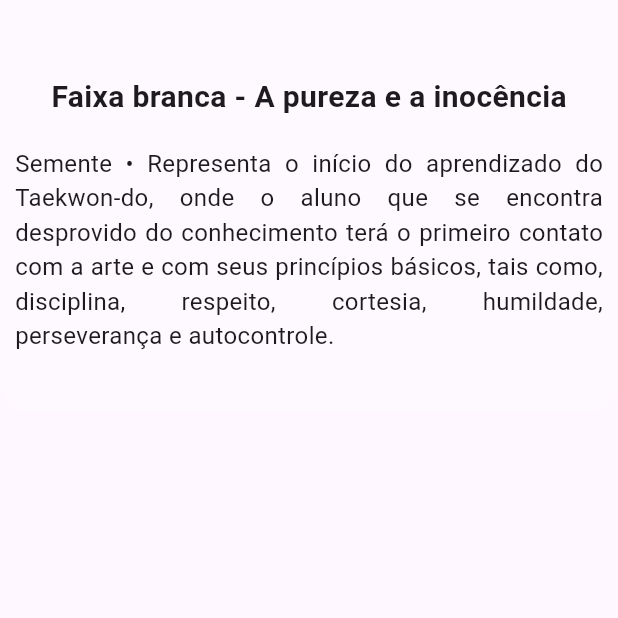
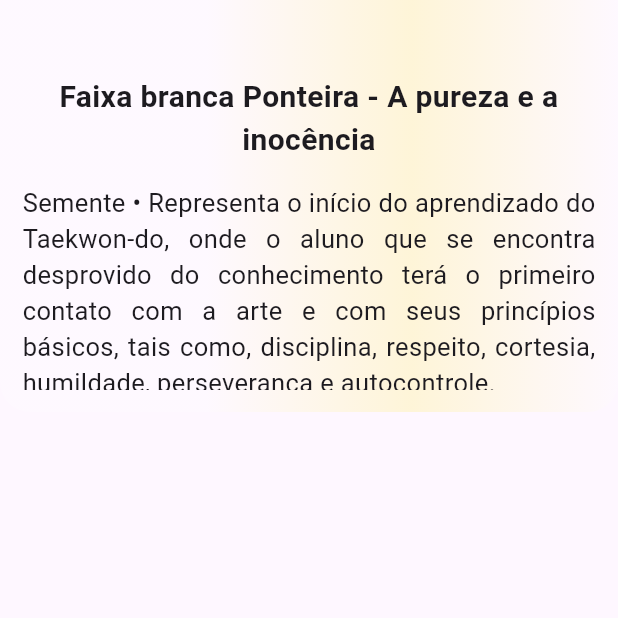
Before and after one commit to douglasadones/young_taekwondo_project_app, a Flutter app: the BeltButtonPage screen opened by its route, after a tap on an icon or button, on a phone screen of 412 x 824 dp, the top half of it. Run offline on Flutter 3.47's test engine with Material 3 defaults, Android fonts, the phone set to English and light mode, and no system bars.

Commit message:
adicionando lógica cor ponteira

```diff
--- /dev/null
+++ b/devtools_options.yaml
@@ -0,0 +1 @@
+extensions:
--- a/lib/src/pages/single_belt_buttons_page.dart
+++ b/lib/src/pages/single_belt_buttons_page.dart
@@ -4,8 +4,9 @@ import 'package:taekwondo_jovem/src/models/belt_model.dart';
 class SingleBeltButtonsPage extends StatelessWidget {
   static String id = 'SingleBeltButtonsPage';
   final Belt? belt;
+  final bool? isStrip;
 
-  const SingleBeltButtonsPage({super.key, this.belt});
+  const SingleBeltButtonsPage({super.key, this.belt, this.isStrip});
 
   @override
   Widget build(BuildContext context) {
@@ -20,28 +21,49 @@ class SingleBeltButtonsPage extends StatelessWidget {
                   bottomLeft: Radius.circular(20),
                   bottomRight: Radius.circular(20),
                 ),
-                color: belt!.beltColor!.withOpacity(0.3),
+                gradient: LinearGradient(
+                  begin: Alignment.centerLeft,
+                  end: Alignment.centerRight,
+                  colors: [
+                    belt!.beltColor!.withOpacity(0.2),
+                    belt!.beltColor!.withOpacity(0.2),
+                    (isStrip!)
+                        ? belt!.stripColor!.withOpacity(0.2)
+                        : belt!.beltColor!.withOpacity(0.2),
+                    belt!.beltColor!.withOpacity(0.2),
+                  ],
+                ),
+                // color: belt!.beltColor!.withOpacity(0.3),
               ),
               child: Padding(
                 padding: const EdgeInsets.only(top: 50.0),
                 child: Column(
                   mainAxisAlignment: MainAxisAlignment.center,
                   children: [
-                    Expanded(
+                    Center(
                       child: Text(
-                        "Faixa ${belt!.beltContent.color} - ${belt!.beltContent.meaning!.keys.first}",
+                        "Faixa ${belt!.beltContent.color} ${(isStrip!) ? 'Ponteira' : ''} - ${belt!.beltContent.meaning!.keys.first}",
+                        textAlign: TextAlign.center,
                         style: const TextStyle(
                             fontSize: 20.0, fontWeight: FontWeight.bold),
                       ),
                     ),
                     Expanded(
-                      flex: 5,
-                      child: Padding(
-                        padding: const EdgeInsets.all(10.0),
-                        child: Text(
-                          belt!.beltContent.meaning!.values.firstOrNull,
-                          textAlign: TextAlign.justify,
-                          style: const TextStyle(fontSize: 16.0),
+                      child: Center(
+                        child: Padding(
+                          padding: const EdgeInsets.all(15.0),
+                          child: SingleChildScrollView(
+                            controller: ScrollController(
+                                initialScrollOffset: CircularProgressIndicator
+                                    .strokeAlignCenter),
+                            physics: const AlwaysScrollableScrollPhysics(
+                                parent: BouncingScrollPhysics()),
+                            child: Text(
+                              belt!.beltContent.meaning!.values.firstOrNull,
+                              textAlign: TextAlign.justify,
+                              style: const TextStyle(fontSize: 17.0),
+                            ),
+                          ),
                         ),
                       ),
                     ),
--- a/lib/src/utils/belt_widget_class.dart
+++ b/lib/src/utils/belt_widget_class.dart
@@ -33,6 +33,7 @@ class BeltWidget extends StatelessWidget {
                   MaterialPageRoute(
                     builder: (context) => SingleBeltButtonsPage(
                       belt: belt,
+                      isStrip: (stripColor != null) ? true : false,
                     ),
                   ));
             },
@@ -70,6 +71,7 @@ class BeltWidget extends StatelessWidget {
                           ),
                         ),
                         Expanded(
+                          flex: stripColor != null ? 1 : 0,
                           child: Container(
                             height: 40,
                             color: color,
```
